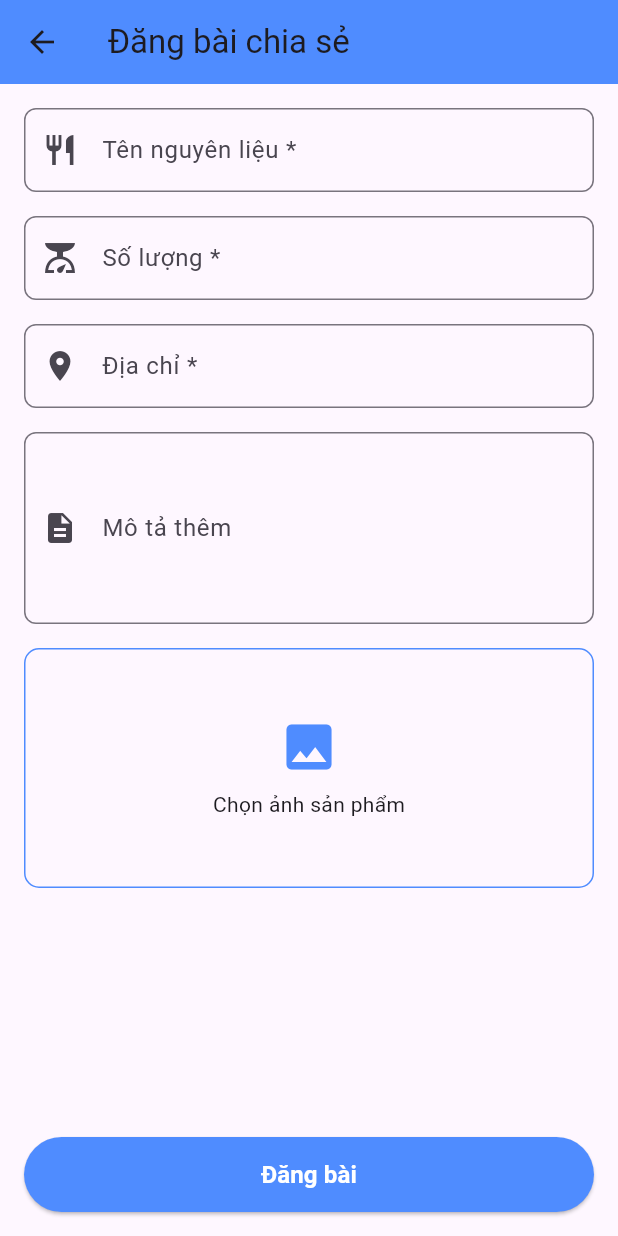
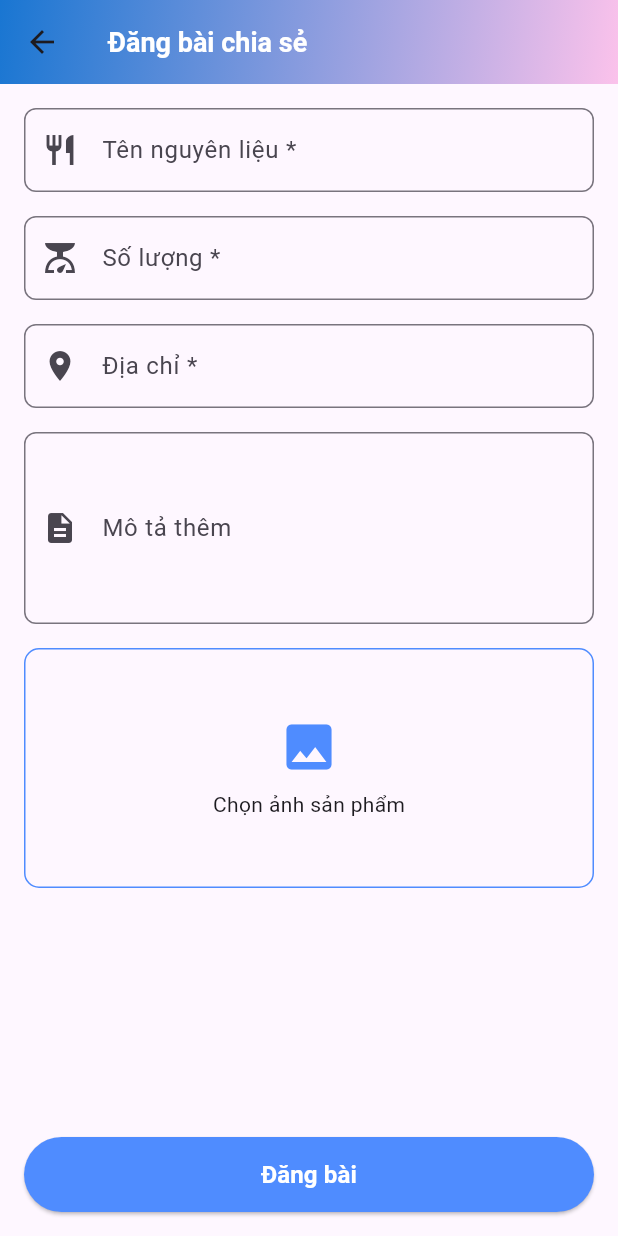
Before and after one commit to DanhBNg/Food-Share-App, a Flutter app: the screen it shows once a user with an empty profile is signed in, after a tap on the "add" icon, on a phone screen of 412 x 824 dp. Run offline on Flutter 3.47's test engine with Material 3 defaults, Android fonts, the phone set to English and light mode, and no system bars; our stand-ins replace cloud_firestore, firebase_auth, firebase_core, firebase_database, google_sign_in, image_picker and 1 more; missing offline and left inert: flutter_facebook_auth; accounts and stored records are empty; network calls fail.

Commit message:
update + fix ui

```diff
--- a/lib/screens/home_screen.dart
+++ b/lib/screens/home_screen.dart
@@ -17,11 +17,24 @@ class _HomeScreenState extends State<HomeScreen> {
   //String _selectedRegion = '';
 
 
+
   @override
   Widget build(BuildContext context) {
     return Scaffold(
       appBar: AppBar(
-        backgroundColor: const Color(0xFF4F8CFF),
+        backgroundColor: Colors.transparent, // ⚠️ bắt buộc
+        flexibleSpace: Container(
+          decoration: const BoxDecoration(
+            gradient: LinearGradient(
+              colors: [
+                Color(0xFF1976D2),
+                Color(0xFFFBC2EB),
+              ],
+              begin: Alignment.topLeft,
+              end: Alignment.bottomRight,
+            ),
+          ),
+        ),
         elevation: 0,
         title: Column(
           crossAxisAlignment: CrossAxisAlignment.start,
@@ -31,7 +44,7 @@ class _HomeScreenState extends State<HomeScreen> {
               style: TextStyle(
                 fontSize: 20,
                 fontWeight: FontWeight.bold,
-
+                color: Colors.white,
               ),
             ),
             SizedBox(height: 5),
--- a/lib/screens/login_screen.dart
+++ b/lib/screens/login_screen.dart
@@ -93,8 +93,8 @@ class _LoginScreenState extends State<LoginScreen> {
         decoration: const BoxDecoration(
           gradient: LinearGradient(
             colors: [
-              Color(0xFF6EC6FF),
-              Color(0xFFFFC1CC),
+              Color(0xFF1976D2),
+              Color(0xFFFBC2EB),
             ],
             begin: Alignment.topLeft,
             end: Alignment.bottomRight,
--- a/lib/screens/post_screen.dart
+++ b/lib/screens/post_screen.dart
@@ -1,9 +1,7 @@
 import 'package:flutter/material.dart';
 import 'package:firebase_auth/firebase_auth.dart';
 import 'package:cloud_firestore/cloud_firestore.dart';
-import 'dart:io';
 import 'package:image_picker/image_picker.dart';
-import 'package:supabase_flutter/supabase_flutter.dart';
 import 'dart:typed_data';
 import '../services/image_upload_service.dart';
 import '../services/post_service.dart';
@@ -135,31 +133,30 @@ class _PostScreenState extends State<PostScreen> {
     }
   }
 
-// up anh
-  Future<String?> _uploadImageToSupabase(File image) async {
-    final supabase = Supabase.instance.client;
-
-    final fileName =
-        '${DateTime.now().millisecondsSinceEpoch}.jpg';
-
-    await supabase.storage
-        .from('post-images')
-        .upload(fileName, image);
-
-    final publicUrl = supabase.storage
-        .from('post-images')
-        .getPublicUrl(fileName);
-
-    return publicUrl;
-  }
-
-
   @override
   Widget build(BuildContext context) {
     return Scaffold(
       appBar: AppBar(
-        title: const Text('Đăng bài chia sẻ'),
-        backgroundColor: const Color(0xFF4F8CFF),
+        title: const Text('Đăng bài chia sẻ',
+          style: TextStyle(
+            color: Colors.white,
+            fontSize: 18,
+            fontWeight: FontWeight.bold,
+          ),
+        ),
+        backgroundColor: Colors.transparent, // ⚠️ bắt buộc
+        flexibleSpace: Container(
+          decoration: const BoxDecoration(
+            gradient: LinearGradient(
+              colors: [
+                Color(0xFF1976D2),
+                Color(0xFFFBC2EB),
+              ],
+              begin: Alignment.topLeft,
+              end: Alignment.bottomRight,
+            ),
+          ),
+        ),
       ),
       bottomNavigationBar: Padding(
         padding: const EdgeInsets.all(16),
--- a/lib/screens/register_screen.dart
+++ b/lib/screens/register_screen.dart
@@ -47,8 +47,8 @@ class _RegisterScreenState extends State<RegisterScreen> {
         decoration: const BoxDecoration(
           gradient: LinearGradient(
             colors: [
-              Color(0xFF6EC6FF),
-              Color(0xFFFFC1CC),
+              Color(0xFF1976D2),
+              Color(0xFFFBC2EB),
             ],
             begin: Alignment.topLeft,
             end: Alignment.bottomRight,
--- a/lib/services/auth_service.dart
+++ b/lib/services/auth_service.dart
@@ -2,6 +2,7 @@ import 'package:firebase_auth/firebase_auth.dart';
 import 'package:google_sign_in/google_sign_in.dart';
 import 'package:flutter_facebook_auth/flutter_facebook_auth.dart';
 import 'package:cloud_firestore/cloud_firestore.dart';
+
 
 class AuthService {
   final FirebaseAuth _auth = FirebaseAuth.instance;
@@ -49,6 +50,7 @@ class AuthService {
       );
 
       final result = await _auth.signInWithCredential(credential);
+
       return result.user;
     } catch (e) {
       print('Google login error: $e');
--- a/pubspec.yaml
+++ b/pubspec.yaml
@@ -43,6 +43,9 @@ dependencies:
   uuid: ^4.3.3
   intl: ^0.19.0
   cached_network_image: ^3.3.1
+  firebase_messaging: ^14.9.4
+  flutter_local_notifications: ^17.0.0
+  http: ^1.2.0
 dev_dependencies:
   flutter_test:
     sdk: flutter
```
Also changed, not shown: lib/screens/connect_screen.dart (+19 -1 lines), lib/screens/message_screen.dart (+20 -2 lines), lib/screens/post_detail_screen.dart (+20 -4 lines), lib/screens/profile_screen.dart (+20 -2 lines), lib/screens/search_screen.dart (+20 -2 lines), pubspec.lock, 1 other file.
